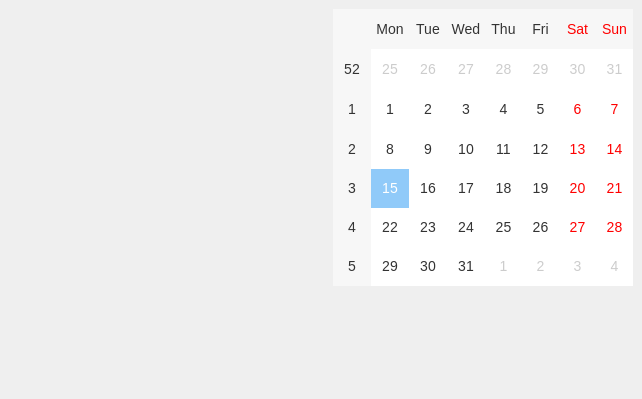
The window that builtin/page/homepage.ui (Charliechen114514/CCIMXDesktop) describes before a commit, drawn with Qt 5.
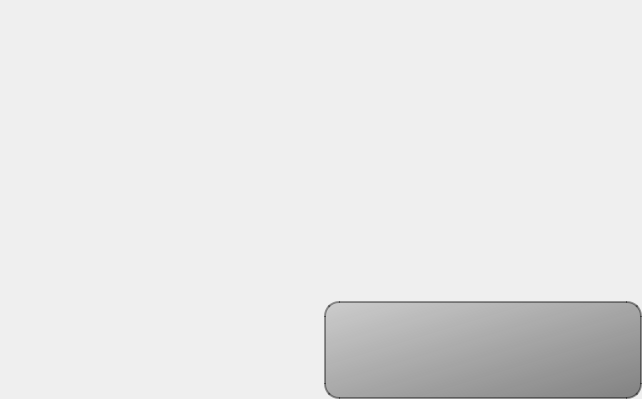
The same window after the commit. Custom widgets are drawn as their Qt base class.

Commit message: polish the desktop with better card display system, natural home page

What changed in the file:
```diff
--- a/builtin/page/homepage.ui
+++ b/builtin/page/homepage.ui
@@ -68,102 +68,35 @@
       <item>
        <widget class="QWidget" name="right_top_widget" native="true">
         <layout class="QGridLayout" name="gridLayout">
+         <property name="leftMargin">
+          <number>0</number>
+         </property>
+         <property name="topMargin">
+          <number>0</number>
+         </property>
+         <property name="rightMargin">
+          <number>0</number>
+         </property>
+         <property name="bottomMargin">
+          <number>0</number>
+         </property>
+         <property name="spacing">
+          <number>0</number>
+         </property>
          <item row="0" column="0">
-          <widget class="ModernCalendarWidget" name="calendarWidget">
-           <property name="styleSheet">
-            <string notr="true">QCalendarWidget {
-    background-color: #ffffff;
-    border: 1px solid #e0e0e0;
-    border-radius: 16px;
-    font-family: &quot;Helvetica Neue&quot;, &quot;Arial&quot;, &quot;Microsoft YaHei&quot;;
-    font-size: 14px;
-    color: #333333;
-}
-
-QCalendarWidget QToolButton {
-    background-color: transparent;
-    color: #333333;
-    font-weight: bold;
-    font-size: 16px;
-    border: none;
-    margin: 6px;
-    border-radius: 8px;
-    padding: 4px 8px;
-}
-
-QCalendarWidget QToolButton:hover {
-    background-color: #e3f2fd;
-    color: #1e88e5;
-}
-
-QCalendarWidget QMenu {
-    background-color: #ffffff;
-    border: 1px solid #e0e0e0;
-    border-radius: 8px;
-    font-size: 14px;
-}
-
-QCalendarWidget QSpinBox {
-    background: transparent;
-    font-size: 14px;
-    color: #333333;
-    border: none;
-}
-
-QCalendarWidget QWidget#qt_calendar_navigationbar {
-    background-color: #ffffff;
-    border-bottom: 1px solid #e0e0e0;
-    border-top-left-radius: 16px;
-    border-top-right-radius: 16px;
-}
-
-QCalendarWidget QTableView {
-    border: none;
-    gridline-color: #eeeeee;
-    selection-background-color: #90caf9;
-    selection-color: white;
-    font-size: 14px;
-    background-color: #ffffff;
-    border-bottom-left-radius: 16px;
-    border-bottom-right-radius: 16px;
-}
-
-QCalendarWidget QHeaderView::section {
-    background-color: #ffffff;
-    color: #757575;
-    font-weight: bold;
-    border: none;
-    font-size: 13px;
-}
-
-QCalendarWidget QAbstractItemView:enabled {
-    color: #333333;
-    background-color: #ffffff;
-    selection-background-color: #90caf9;
-    selection-color: white;
-}
-
-QCalendarWidget QAbstractItemView:disabled {
-    color: #cccccc;
-}
-
-QCalendarWidget#qt_calendar_calendarview {
-    outline: 0;
-}</string>
-           </property>
-           <property name="navigationBarVisible">
-            <bool>false</bool>
-           </property>
-           <property name="dateEditEnabled">
-            <bool>false</bool>
-           </property>
-          </widget>
+          <widget class="CardStackWidget" name="stackedWidget"/>
          </item>
         </layout>
        </widget>
       </item>
       <item>
-       <widget class="QWidget" name="right_bottom_widget" native="true"/>
+       <widget class="QWidget" name="right_bottom_widget" native="true">
+        <property name="styleSheet">
+         <string notr="true">background: qlineargradient(spread:pad, x1:0, y1:0, x2:1, y2:1, stop:0 rgba(150, 150, 150, 100), stop:1 rgba(130, 130, 130, 255));
+border-radius: 15px;
+border: 2px solid rgba(0, 0, 0, 100);</string>
+        </property>
+       </widget>
       </item>
      </layout>
     </widget>
@@ -184,9 +117,10 @@
    <container>1</container>
   </customwidget>
   <customwidget>
-   <class>ModernCalendarWidget</class>
-   <extends>QCalendarWidget</extends>
-   <header>ModernCalendarWidget.h</header>
+   <class>CardStackWidget</class>
+   <extends>QStackedWidget</extends>
+   <header>CardStackWidget.h</header>
+   <container>1</container>
   </customwidget>
  </customwidgets>
  <resources/>
```
The commit also changes 30 other files.
